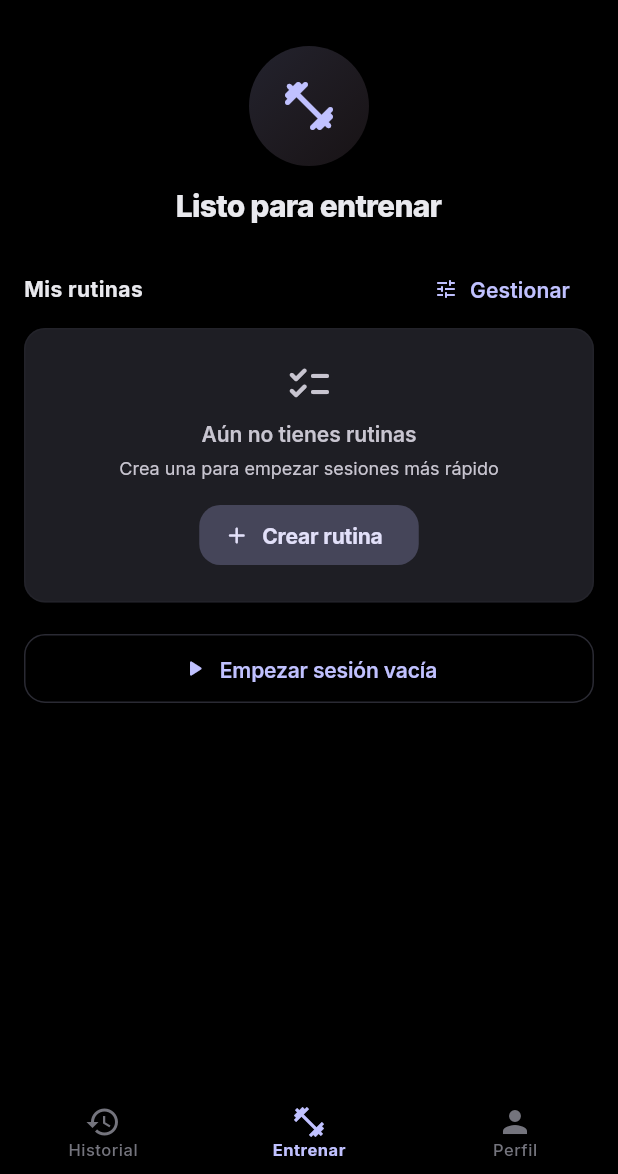
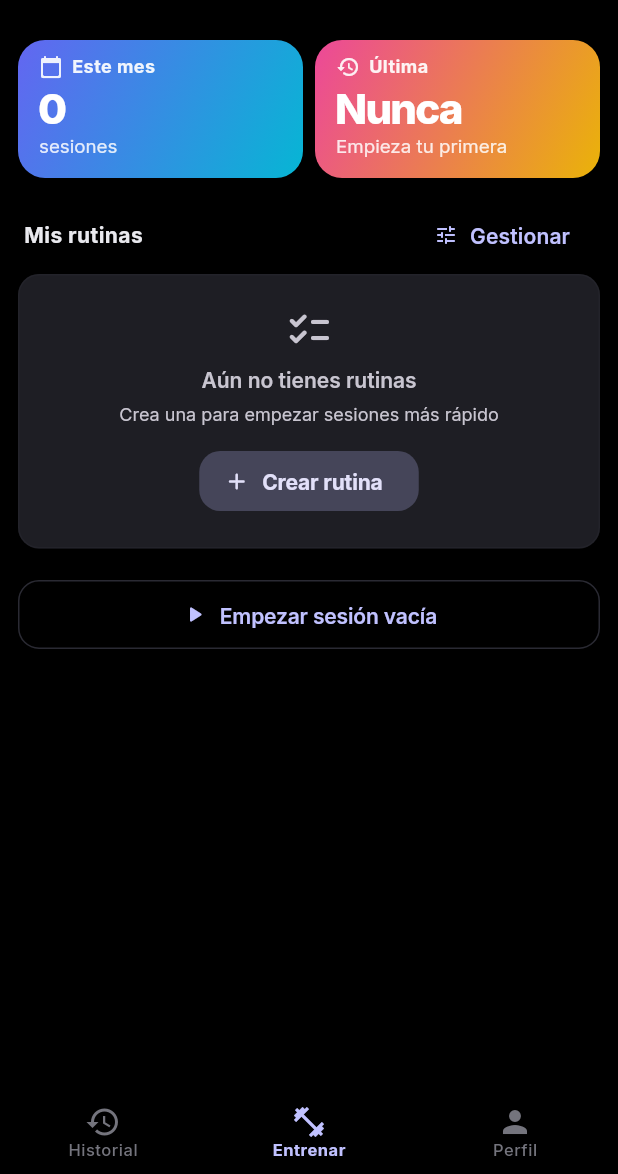
Before and after one commit to yeerayyy06/GymApp, a Flutter app: the WorkoutScreen screen opened by its route, on a phone screen of 412 x 824 dp, the part 62-1236 px from its top. Run offline on Flutter 3.47's test engine with Material 3 defaults, Android fonts, the phone set to English and light mode, and no system bars; our stand-ins replace confetti, drift, fl_chart, flutter_riverpod, go_router, google_fonts and 3 more; accounts and stored records are empty; generated files the repository leaves out were written again.

Commit message:
feat: bento en workout/history + colored muscle pills en rutinas
Compartido
- shared/widgets/bento_tile.dart: BentoTile reutilizable con
  gradient/color, icon, label, value (displaySmall) y subtitle
  en blanco, esquinas 18, modo compact para listings
- shared/widgets/app_gradients.dart: paleta named (fire, ocean,
  forest, violet, sunset, sky) para reutilizar
- shared/widgets/muscle_pill.dart: chip con punto color + nombre
  del músculo en el color brand, con modo dense para listas

Routines
- RoutineWithExercises.topMuscleGroups: top 3 grupos por nº de
  ejercicios que los trabajan
- RoutinesScreen: las cards ahora muestran MusclePill por cada
  músculo principal en lugar de los chips de nombres de ejercicio
- _RoutineQuickStart en workout: pills dense bajo el nombre

Workout empty state
- Quita el círculo + "Listo para entrenar" centrado
- Pone dos BentoTile arriba (ocean → "Este mes" sesiones, sunset
  → "Última" sesión hace X días con hora)
- Sección "Mis rutinas" + Gestionar como antes
- Lista de rutinas con sus pills coloreadas

History
- StatsSummaryCard rehecho: dos BentoTile compact (semana ocean,
  mes violet) + tarjeta debajo con 3 _SmallStat (volumen, series,
  sesiones) separadas por dividers verticales y colores primary/
  secondary/tertiary
- Reemplaza el bloque plano "Resumen" que tenía

StreakCard migrado a usar BentoTile + AppGradients

```diff
--- a/lib/features/workout/workout_screen.dart
+++ b/lib/features/workout/workout_screen.dart
@@ -3,7 +3,12 @@ import 'package:flutter_riverpod/flutter_riverpod.dart';
 import 'package:go_router/go_router.dart';
 
 import '../../core/database/app_database.dart';
+import '../../core/providers/clock_provider.dart';
 import '../../core/utils/formatters.dart';
+import '../../shared/widgets/app_gradients.dart';
+import '../../shared/widgets/bento_tile.dart';
+import '../../shared/widgets/muscle_pill.dart';
+import '../history/providers/history_providers.dart';
 import '../routines/data/routine_models.dart';
 import '../routines/providers/routine_providers.dart';
 import 'providers/rest_timer_provider.dart';
@@ -143,50 +148,67 @@ class _WorkoutBody extends ConsumerWidget {
 class _StartSessionView extends ConsumerWidget {
   const _StartSessionView();
 
+  String _lastSessionLabel(DateTime? last, DateTime now) {
+    if (last == null) return 'Nunca';
+    final days = now.difference(last).inDays;
+    if (days == 0) return 'Hoy';
+    if (days == 1) return 'Ayer';
+    return 'Hace $days d';
+  }
+
   @override
   Widget build(BuildContext context, WidgetRef ref) {
-    final scheme = Theme.of(context).colorScheme;
     final routinesAsync = ref.watch(routinesProvider);
+    final statsAsync = ref.watch(historyStatsProvider);
+    final sumAsync = ref.watch(sessionSummariesProvider);
+    final now = ref.watch(clockProvider)();
+    final lastSession = sumAsync.maybeWhen(
+      data: (sums) => sums.isEmpty ? null : sums.first.session.startedAt,
+      orElse: () => null,
+    );
 
     return SingleChildScrollView(
-      padding: const EdgeInsets.fromLTRB(16, 16, 16, 24),
+      padding: const EdgeInsets.fromLTRB(12, 12, 12, 24),
       child: Column(
         crossAxisAlignment: CrossAxisAlignment.stretch,
         children: [
-          Center(
-            child: Container(
-              width: 80,
-              height: 80,
-              decoration: BoxDecoration(
-                shape: BoxShape.circle,
-                gradient: LinearGradient(
-                  begin: Alignment.topLeft,
-                  end: Alignment.bottomRight,
-                  colors: [
-                    scheme.primary.withValues(alpha: 0.18),
-                    scheme.tertiary.withValues(alpha: 0.1),
+          Row(
+            children: [
+              Expanded(
+                child: BentoTile(
+                  gradient: AppGradients.ocean,
+                  icon: Icons.calendar_today_rounded,
+                  label: 'Este mes',
+                  value: statsAsync.maybeWhen(
+                    data: (s) => '${s.sessionsThisMonth}',
+                    orElse: () => '…',
+                  ),
+                  subtitle: statsAsync.maybeWhen(
+                    data: (s) => s.sessionsThisMonth == 1 ? 'sesión' : 'sesiones',
+                    orElse: () => '',
+                  ),
+                  compact: true,
+                ),
+              ),
+              const SizedBox(width: 8),
+              Expanded(
+                child: BentoTile(
+                  gradient: AppGradients.sunset,
+                  icon: Icons.history_rounded,
+                  label: 'Última',
+                  value: _lastSessionLabel(lastSession, now),
+                  subtitle: lastSession == null
+                      ? 'Empieza tu primera'
+                      : 'a las ${formatTime(lastSession)}',
+                  compact: true,
+                ),
+              ),
             ],
           ),
-              ),
-              child: Icon(
-                Icons.fitness_center_rounded,
-                size: 40,
-                color: scheme.primary,
-              ),
-            ),
-          ),
-          const SizedBox(height: 14),
-          Center(
-            child: Text(
-              'Listo para entrenar',
-              style: Theme.of(context).textTheme.titleLarge?.copyWith(
-                    fontWeight: FontWeight.w800,
-                    letterSpacing: -0.5,
-                  ),
-            ),
-          ),
-          const SizedBox(height: 22),
-          Row(
+          const SizedBox(height: 18),
+          Padding(
+            padding: const EdgeInsets.symmetric(horizontal: 4),
+            child: Row(
               children: [
                 Text(
                   'Mis rutinas',
@@ -205,6 +227,7 @@ class _StartSessionView extends ConsumerWidget {
                   ),
                 ),
               ],
+            ),
           ),
           const SizedBox(height: 6),
           routinesAsync.when(
@@ -328,7 +351,17 @@ class _RoutineQuickStart extends ConsumerWidget {
                     fontSize: 15,
                   ),
                 ),
-                const SizedBox(height: 2),
+                const SizedBox(height: 6),
+                if (routine.topMuscleGroups.isNotEmpty)
+                  Wrap(
+                    spacing: 5,
+                    runSpacing: 5,
+                    children: [
+                      for (final m in routine.topMuscleGroups)
+                        MusclePill(muscle: m, dense: true),
+                    ],
+                  ),
+                const SizedBox(height: 4),
                 Text(
                   '${routine.exerciseCount} ejercicios · ${routine.totalTargetSets} series',
                   style: Theme.of(context).textTheme.bodySmall?.copyWith(
--- /dev/null
+++ b/lib/shared/widgets/app_gradients.dart
@@ -0,0 +1,42 @@
+import 'package:flutter/material.dart';
+
+/// Gradientes predefinidos para tiles bento.
+class AppGradients {
+  AppGradients._();
+
+  static const fire = LinearGradient(
+    colors: [Color(0xFFFB923C), Color(0xFFEC4899)],
+    begin: Alignment.topLeft,
+    end: Alignment.bottomRight,
+  );
+
+  static const ocean = LinearGradient(
+    colors: [Color(0xFF6366F1), Color(0xFF06B6D4)],
+    begin: Alignment.topLeft,
+    end: Alignment.bottomRight,
+  );
+
+  static const forest = LinearGradient(
+    colors: [Color(0xFF10B981), Color(0xFF14B8A6)],
+    begin: Alignment.topLeft,
+    end: Alignment.bottomRight,
+  );
+
+  static const violet = LinearGradient(
+    colors: [Color(0xFF8B5CF6), Color(0xFFC084FC)],
+    begin: Alignment.topLeft,
+    end: Alignment.bottomRight,
+  );
+
+  static const sunset = LinearGradient(
+    colors: [Color(0xFFEC4899), Color(0xFFEAB308)],
+    begin: Alignment.topLeft,
+    end: Alignment.bottomRight,
+  );
+
+  static const sky = LinearGradient(
+    colors: [Color(0xFF3B82F6), Color(0xFF06B6D4)],
+    begin: Alignment.topLeft,
+    end: Alignment.bottomRight,
+  );
+}
--- /dev/null
+++ b/lib/shared/widgets/bento_tile.dart
@@ -0,0 +1,102 @@
+import 'package:flutter/material.dart';
+
+/// Tarjeta tipo bento: icono + label arriba, valor enorme abajo,
+/// fondo con gradiente o color sólido. Usada en headers de tabs.
+class BentoTile extends StatelessWidget {
+  const BentoTile({
+    super.key,
+    required this.label,
+    required this.value,
+    this.subtitle,
+    this.icon,
+    this.gradient,
+    this.color,
+    this.onTap,
+    this.compact = false,
+  });
+
+  final String label;
+  final String value;
+  final String? subtitle;
+  final IconData? icon;
+  final Gradient? gradient;
+  final Color? color;
+  final VoidCallback? onTap;
+  final bool compact;
+
+  @override
+  Widget build(BuildContext context) {
+    final content = Container(
+      padding: EdgeInsets.fromLTRB(14, compact ? 10 : 12, 14, compact ? 12 : 14),
+      decoration: BoxDecoration(
+        borderRadius: BorderRadius.circular(18),
+        gradient: gradient,
+        color: gradient == null ? color : null,
+      ),
+      child: Column(
+        crossAxisAlignment: CrossAxisAlignment.start,
+        mainAxisSize: MainAxisSize.min,
+        children: [
+          Row(
+            children: [
+              if (icon != null) ...[
+                Icon(icon,
+                    color: Colors.white.withValues(alpha: 0.9), size: 16),
+                const SizedBox(width: 6),
+              ],
+              Expanded(
+                child: Text(
+                  label,
+                  maxLines: 1,
+                  overflow: TextOverflow.ellipsis,
+                  style: Theme.of(context).textTheme.labelMedium?.copyWith(
+                        color: Colors.white.withValues(alpha: 0.92),
+                        fontWeight: FontWeight.w700,
+                        letterSpacing: 0.3,
+                      ),
+                ),
+              ),
+            ],
+          ),
+          SizedBox(height: compact ? 6 : 8),
+          Text(
+            value,
+            maxLines: 1,
+            overflow: TextOverflow.ellipsis,
+            style: (compact
+                    ? Theme.of(context).textTheme.headlineMedium
+                    : Theme.of(context).textTheme.displaySmall)
+                ?.copyWith(
+              color: Colors.white,
+              fontWeight: FontWeight.w800,
+              letterSpacing: -1.2,
+              height: 1,
+            ),
+          ),
+          if (subtitle != null) ...[
+            const SizedBox(height: 2),
+            Text(
+              subtitle!,
+              maxLines: 1,
+              overflow: TextOverflow.ellipsis,
+              style: Theme.of(context).textTheme.bodySmall?.copyWith(
+                    color: Colors.white.withValues(alpha: 0.85),
+                  ),
+            ),
+          ],
+        ],
+      ),
+    );
+
+    if (onTap == null) return content;
+    return Material(
+      color: Colors.transparent,
+      borderRadius: BorderRadius.circular(18),
+      child: InkWell(
+        onTap: onTap,
+        borderRadius: BorderRadius.circular(18),
+        child: content,
+      ),
+    );
+  }
+}
```
Also changed, not shown: lib/features/history/widgets/stats_summary_card.dart (+84 -79 lines), lib/features/profile/widgets/streak_card.dart (+6 -80 lines), lib/features/routines/data/routine_models.dart (+14 -0 lines), lib/features/routines/routines_screen.dart (+5 -36 lines), lib/shared/widgets/muscle_pill.dart (added, +53 -0 lines). Lines whose indentation alone changed are shown as unchanged.
